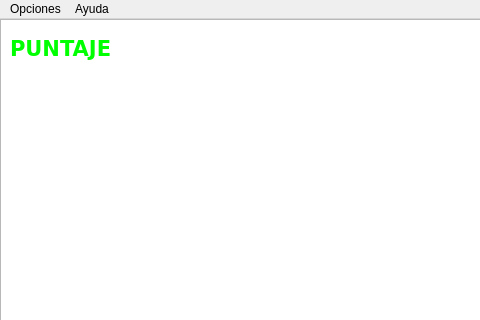
This is oneplayer.ui in walter-agf/videojuego as Qt 5 draws it before an edit; both pictures show x 0 to 480 and y 0 to 320 of the 1282 by 780 pixel window. The edited form follows.
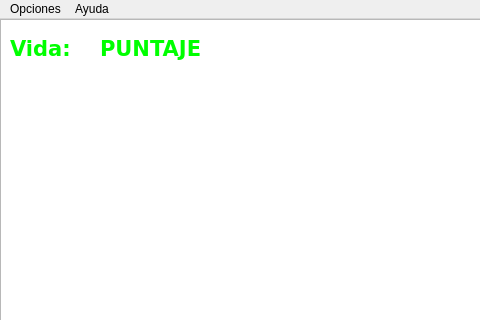
This is the edited form.

```diff
--- a/oneplayer.ui
+++ b/oneplayer.ui
@@ -51,7 +51,7 @@
    <widget class="QLabel" name="vida">
     <property name="geometry">
      <rect>
-      <x>10</x>
+      <x>100</x>
       <y>10</y>
       <width>150</width>
       <height>40</height>
@@ -77,6 +77,35 @@
      <string>&lt;html&gt;&lt;head/&gt;&lt;body&gt;&lt;p&gt;&lt;span style=&quot; font-size:16pt; font-weight:600; color:#00ff00;&quot;&gt;PUNTAJE&lt;/span&gt;&lt;/p&gt;&lt;/body&gt;&lt;/html&gt;</string>
     </property>
    </widget>
+   <widget class="QLabel" name="name_1">
+    <property name="geometry">
+     <rect>
+      <x>10</x>
+      <y>10</y>
+      <width>91</width>
+      <height>40</height>
+     </rect>
+    </property>
+    <property name="font">
+     <font>
+      <family>Verdana</family>
+      <pointsize>18</pointsize>
+      <weight>9</weight>
+      <italic>false</italic>
+      <bold>false</bold>
+     </font>
+    </property>
+    <property name="mouseTracking">
+     <bool>true</bool>
+    </property>
+    <property name="styleSheet">
+     <string notr="true">font: 75 18pt 'Verdana';
+color: rgb(0, 255, 0);</string>
+    </property>
+    <property name="text">
+     <string>&lt;html&gt;&lt;head/&gt;&lt;body&gt;&lt;p&gt;&lt;span style=&quot; font-size:16pt; font-weight:600; color:#00ff00;&quot;&gt;Vida: &lt;/span&gt;&lt;/p&gt;&lt;/body&gt;&lt;/html&gt;</string>
+    </property>
+   </widget>
   </widget>
   <widget class="QMenuBar" name="menubar">
    <property name="geometry">
```
Left out of the diff: 12 changed lines with no effect on the pictures.
